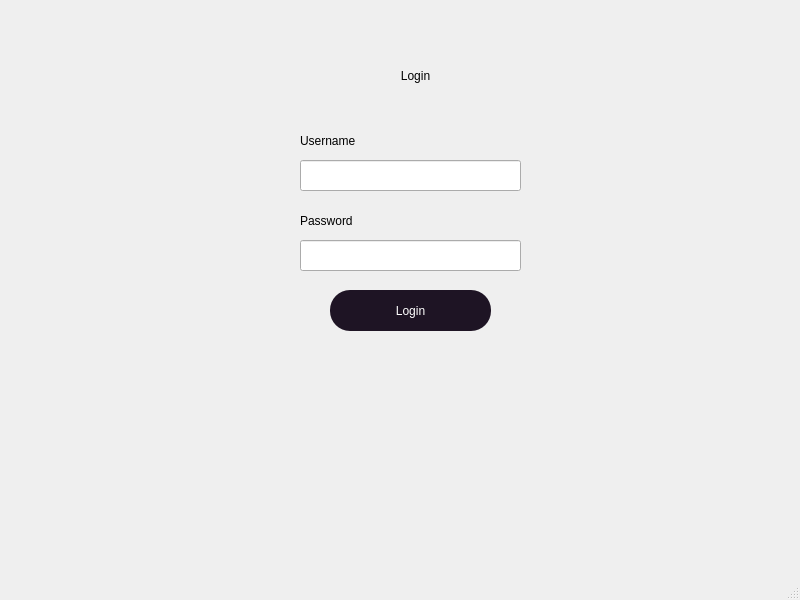
Qt form Resources/Ui/Login.ui (Darshitjivani/MBAS) before a commit.
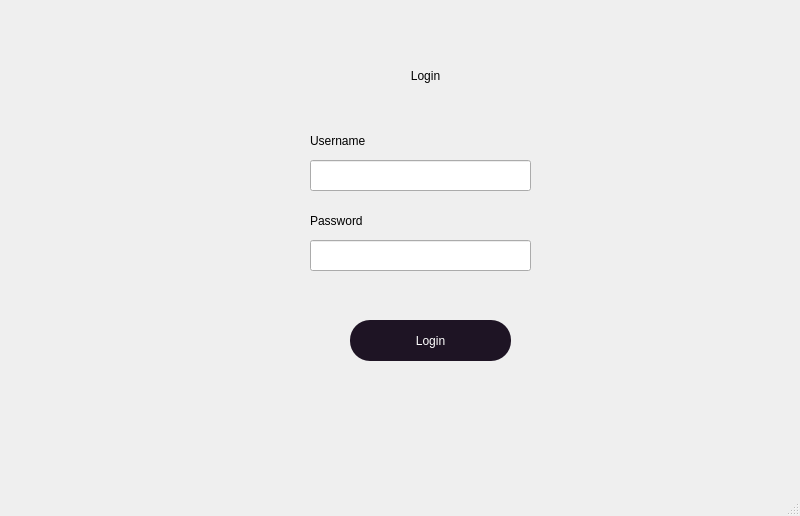
The same form after that commit.

```diff
--- a/Resources/Ui/Login.ui
+++ b/Resources/Ui/Login.ui
@@ -7,7 +7,7 @@
     <x>0</x>
     <y>0</y>
     <width>800</width>
-    <height>600</height>
+    <height>516</height>
    </rect>
   </property>
   <property name="windowTitle">
@@ -17,7 +17,7 @@
    <widget class="QWidget" name="widget" native="true">
     <property name="geometry">
      <rect>
-      <x>-10</x>
+      <x>0</x>
       <y>0</y>
       <width>821</width>
       <height>471</height>
@@ -50,8 +50,8 @@
     <widget class="QPushButton" name="gotologin">
      <property name="geometry">
       <rect>
-       <x>340</x>
-       <y>290</y>
+       <x>350</x>
+       <y>320</y>
        <width>161</width>
        <height>41</height>
       </rect>
```
Left out of the diff: 12 changed lines with no effect on the pictures.
